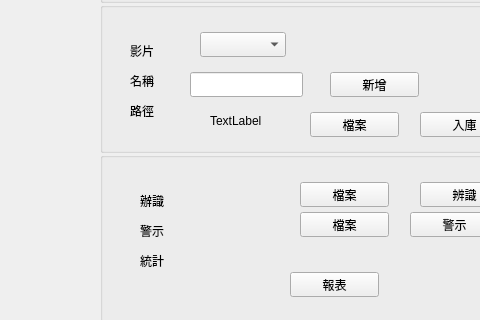
This is AlertConsoleView.ui in twbikeman/bigdata_ai_hw as Qt 5 draws it before an edit; both pictures show x 0 to 480 and y 298 to 618 of the 1051 by 729 pixel window. The edited form follows.
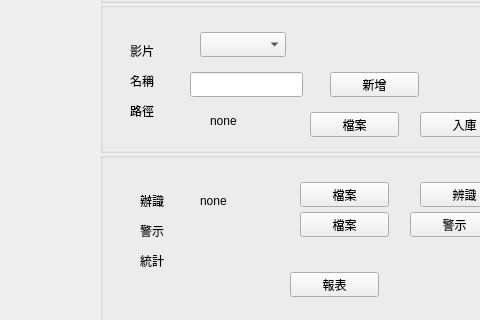
This is the edited form.

Commit message: add selectRecognitionFile function

The edit to the form file:
```diff
--- a/AlertConsoleView.ui
+++ b/AlertConsoleView.ui
@@ -263,7 +263,7 @@
       </rect>
      </property>
      <property name="text">
-      <string>TextLabel</string>
+      <string>none</string>
      </property>
     </widget>
    </widget>
@@ -383,6 +383,19 @@
       <string>報表</string>
      </property>
     </widget>
+    <widget class="QLabel" name="recognitionPathLabel">
+     <property name="geometry">
+      <rect>
+       <x>100</x>
+       <y>40</y>
+       <width>67</width>
+       <height>17</height>
+      </rect>
+     </property>
+     <property name="text">
+      <string>none</string>
+     </property>
+    </widget>
    </widget>
    <widget class="QGroupBox" name="groupBox_4">
     <property name="geometry">
```
Left out of the diff: 2 changed lines with no effect on the pictures. The commit also changes 9 other files.
